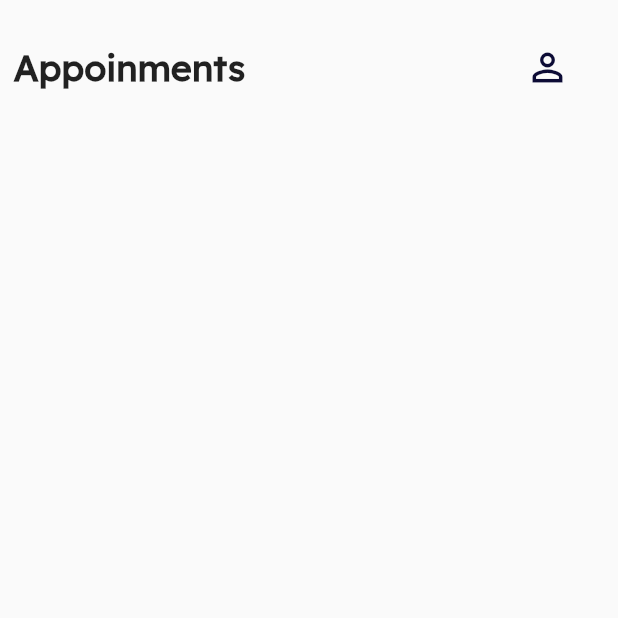
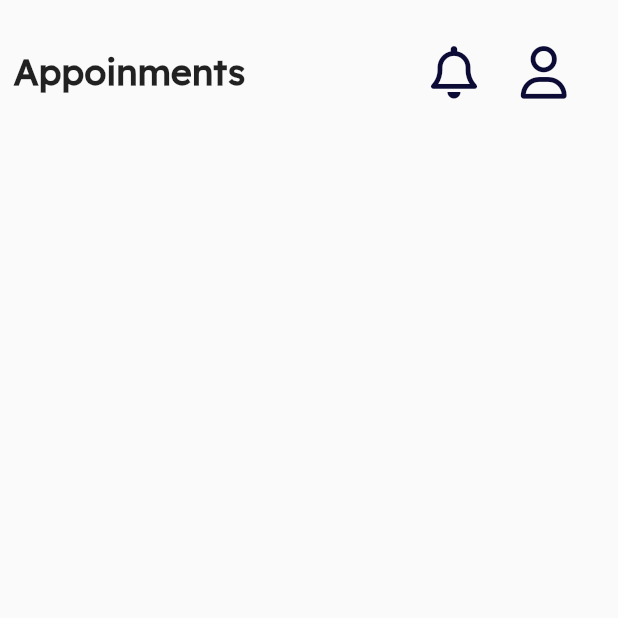
Before and after one commit to maryamyasserr/DermaByte, a Flutter app: the screen it shows after launch, on a phone screen of 412 x 824 dp, the top half of it. Run offline on Flutter 3.47's test engine with Material 2 defaults, Android fonts, the phone set to English and light mode, and no system bars; our stand-ins replace font_awesome_flutter.

Commit message:
create custom appBar

```diff
--- a/lib/Core/Widgets/custom_appbar.dart
+++ b/lib/Core/Widgets/custom_appbar.dart
@@ -1,21 +1,36 @@
 import 'package:dermabyte/Core/utils/font_styels.dart';
 import 'package:flutter/material.dart';
+import 'package:font_awesome_flutter/font_awesome_flutter.dart';
 
 class CustomAppBar extends StatelessWidget {
-  const CustomAppBar({super.key});
+  const CustomAppBar({super.key, required this.title});
+
+  final String title;
 
   @override
   Widget build(BuildContext context) {
-    return const Padding(
-      padding: EdgeInsets.only(top: 30,left: 9,right: 32),
+    return Padding(
+      padding: const EdgeInsets.only(top: 30, left: 9, right: 32),
       child: Row(
         mainAxisAlignment: MainAxisAlignment.spaceBetween,
         children: [
-          Text("Appoinments",style: Styels.textStyle24_600,),
-          Row(
+          Text(
+            title,
+            style: Styels.textStyle24_600,
+          ),
+          const Row(
             children: [
-              Icon(Icons.person_outline_sharp,color: Color(0xff0C0B35),size: 30,),
-
+              Icon(
+                FontAwesomeIcons.bell,
+                color: Color(0xff0C0B35),
+                size: 35,
+              ),
+              SizedBox(width: 25),
+              Icon(
+                FontAwesomeIcons.user,
+                color: Color(0xff0C0B35),
+                size: 35,
+              ),
             ],
           )
         ],
--- a/lib/Features/Appoinments/View/Widgets/appoinments_body.dart
+++ b/lib/Features/Appoinments/View/Widgets/appoinments_body.dart
@@ -8,7 +8,7 @@ class AppoinmentsBody extends StatelessWidget {
   Widget build(BuildContext context) {
     return const Column(
       children: [
-        CustomAppBar()
+        CustomAppBar(title: 'Appoinments',)
       ],
     );
   }
```
